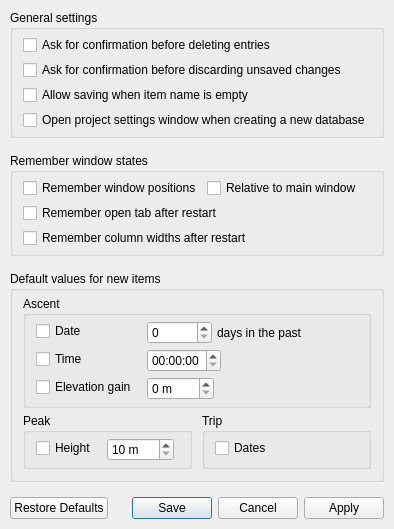
Before: the Qt Designer form src/ui/settings_window.ui in svetter/pal, drawn with Qt 5.
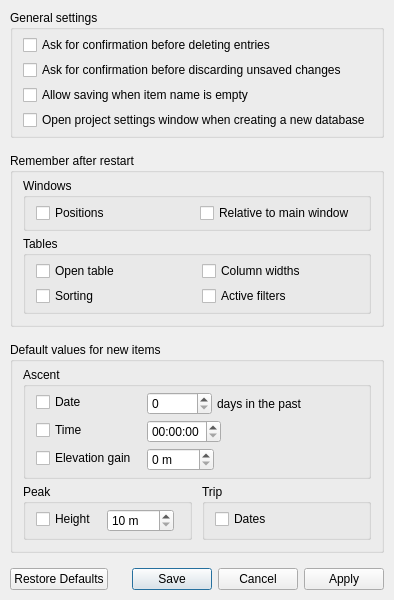
After: the same form once the commit is applied.

Commit message: New settings for remembering sorting and filters, and implicitly remembering showing filters

What changed in the file:
```diff
--- a/src/ui/settings_window.ui
+++ b/src/ui/settings_window.ui
@@ -7,7 +7,7 @@
     <x>0</x>
     <y>0</y>
     <width>400</width>
-    <height>590</height>
+    <height>663</height>
    </rect>
   </property>
   <property name="sizePolicy">
@@ -99,7 +99,7 @@
    <item>
     <widget class="QGroupBox" name="rememberBox">
      <property name="title">
-      <string>Remember window states</string>
+      <string>Remember after restart</string>
      </property>
      <layout class="QVBoxLayout" name="rememberBoxLayout">
       <property name="spacing">
@@ -115,18 +115,34 @@
        <number>10</number>
       </property>
       <property name="bottomMargin">
-       <number>5</number>
+       <number>10</number>
       </property>
       <item>
-       <layout class="QHBoxLayout" name="rememberWindowPositionsLayout">
-        <item>
+       <widget class="QGroupBox" name="rememberWindowsBox">
+        <property name="title">
+         <string>Windows</string>
+        </property>
+        <layout class="QGridLayout" name="rememberWindowsBoxLayout">
+         <property name="leftMargin">
+          <number>10</number>
+         </property>
+         <property name="topMargin">
+          <number>5</number>
+         </property>
+         <property name="rightMargin">
+          <number>10</number>
+         </property>
+         <property name="bottomMargin">
+          <number>5</number>
+         </property>
+         <item row="0" column="0">
          <widget class="QCheckBox" name="rememberWindowPositionsCheckbox">
           <property name="text">
-           <string>Remember window positions</string>
+            <string>Positions</string>
           </property>
          </widget>
         </item>
-        <item>
+         <item row="0" column="1">
          <widget class="QCheckBox" name="rememberWindowPositionsRelativeCheckbox">
           <property name="text">
            <string>Relative to main window</string>
@@ -134,19 +150,61 @@
          </widget>
         </item>
        </layout>
+       </widget>
       </item>
       <item>
-       <widget class="QCheckBox" name="rememberTabCheckbox">
+       <widget class="QGroupBox" name="rememberTablesBox">
+        <property name="title">
+         <string>Tables</string>
+        </property>
+        <layout class="QGridLayout" name="rememberTablesBoxLayout">
+         <property name="leftMargin">
+          <number>10</number>
+         </property>
+         <property name="topMargin">
+          <number>5</number>
+         </property>
+         <property name="rightMargin">
+          <number>10</number>
+         </property>
+         <property name="bottomMargin">
+          <number>5</number>
+         </property>
+         <property name="horizontalSpacing">
+          <number>10</number>
+         </property>
+         <property name="verticalSpacing">
+          <number>5</number>
+         </property>
+         <item row="2" column="0">
+          <widget class="QCheckBox" name="rememberSortingCheckbox">
         <property name="text">
-         <string>Remember open tab after restart</string>
+            <string>Sorting</string>
         </property>
        </widget>
       </item>
-      <item>
+         <item row="2" column="1">
+          <widget class="QCheckBox" name="rememberFiltersCheckbox">
+           <property name="text">
+            <string>Active filters</string>
+           </property>
+          </widget>
+         </item>
+         <item row="0" column="0">
+          <widget class="QCheckBox" name="rememberTableCheckbox">
+           <property name="text">
+            <string>Open table</string>
+           </property>
+          </widget>
+         </item>
+         <item row="0" column="1">
        <widget class="QCheckBox" name="rememberColumnWidthsCheckbox">
         <property name="text">
-         <string>Remember column widths after restart</string>
-        </property>
+            <string>Column widths</string>
+           </property>
+          </widget>
+         </item>
+        </layout>
        </widget>
       </item>
      </layout>
```
Left out of the diff: 4 changed lines with no effect on the pictures. Lines whose indentation alone changed are shown as unchanged. The commit also changes 3 other files.
